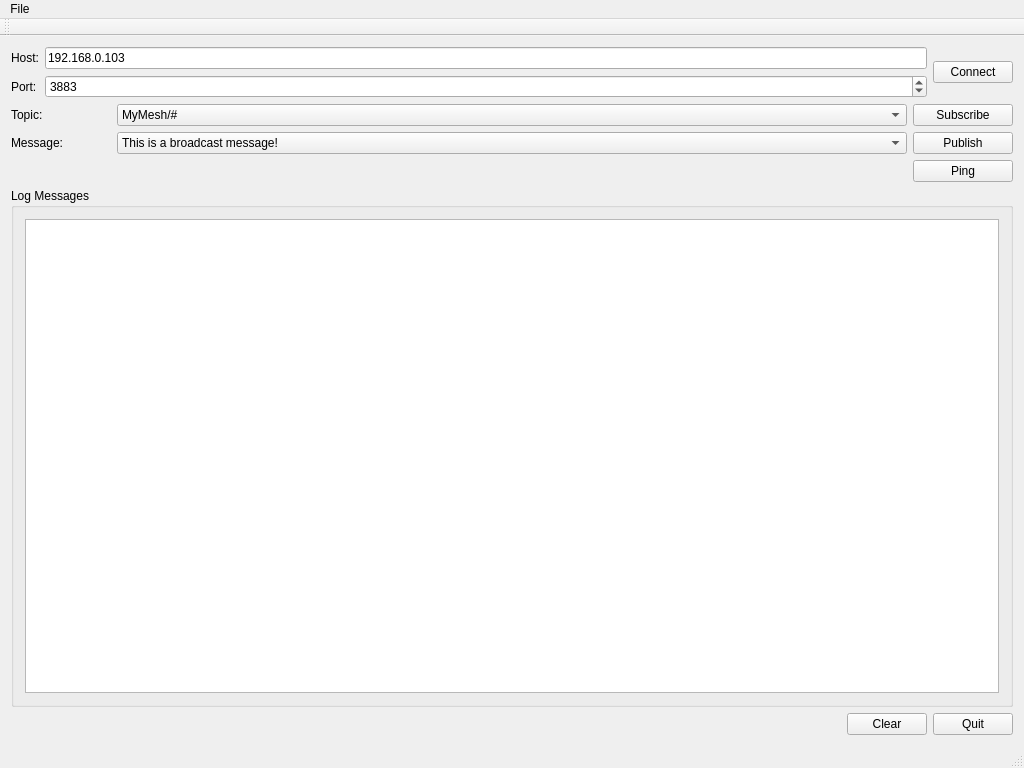
Before: the Qt Designer form MyMeshMqtt/mainwindow.ui in jmysu/QT5-MQTT, drawn with Qt 5.
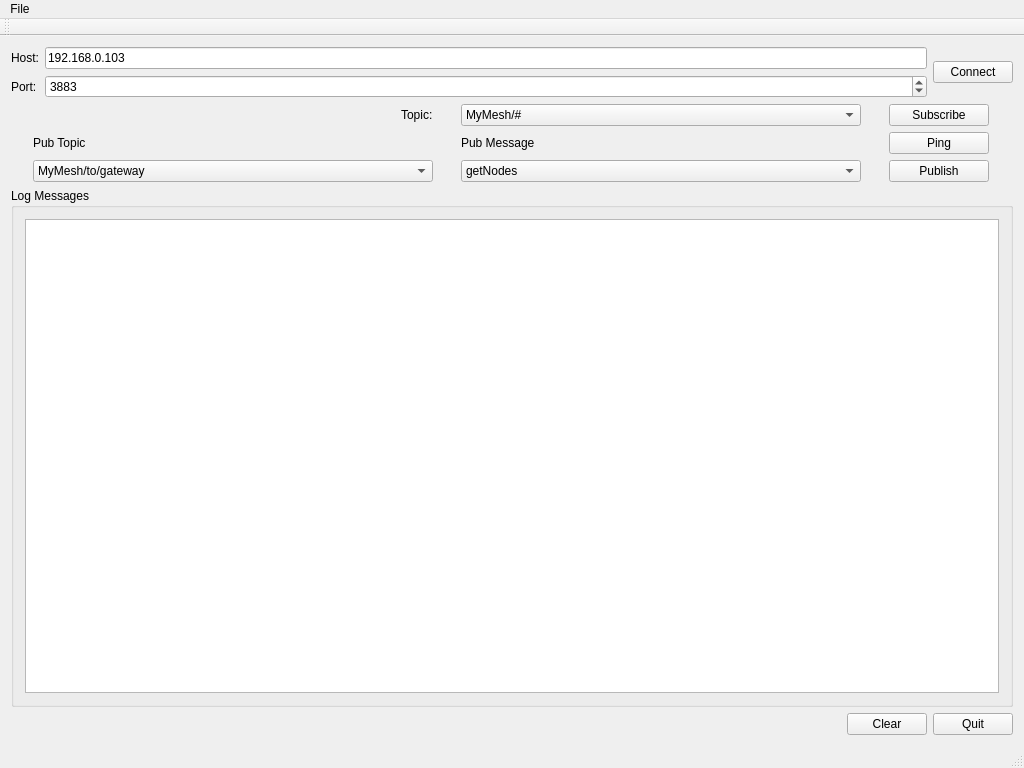
After: the same form once the commit is applied.

Commit message: Replace mqtt state number with string ReArrange GUI

```diff
--- a/MyMeshMqtt/mainwindow.ui
+++ b/MyMeshMqtt/mainwindow.ui
@@ -69,37 +69,32 @@
     </item>
     <item>
      <layout class="QGridLayout" name="gridLayout">
-      <item row="0" column="0">
+      <item row="0" column="0" alignment="Qt::AlignRight">
        <widget class="QLabel" name="label_3">
+        <property name="maximumSize">
+         <size>
+          <width>300</width>
+          <height>16777215</height>
+         </size>
+        </property>
         <property name="text">
          <string>Topic:</string>
         </property>
        </widget>
       </item>
-      <item row="1" column="0">
-       <widget class="QLabel" name="label_4">
-        <property name="maximumSize">
+      <item row="0" column="1">
+       <widget class="QComboBox" name="comboBoxTopic">
+        <property name="minimumSize">
          <size>
-          <width>100</width>
-          <height>16777215</height>
+          <width>400</width>
+          <height>0</height>
          </size>
         </property>
-        <property name="text">
-         <string>Message:</string>
-        </property>
-       </widget>
-      </item>
-      <item row="1" column="2">
-       <widget class="QPushButton" name="buttonPublish">
-        <property name="maximumSize">
-         <size>
-          <width>100</width>
-          <height>16777215</height>
-         </size>
-        </property>
-        <property name="text">
-         <string>Publish</string>
-        </property>
+        <item>
+         <property name="text">
+          <string>MyMesh/#</string>
+         </property>
+        </item>
        </widget>
       </item>
       <item row="0" column="2">
@@ -109,20 +104,41 @@
         </property>
        </widget>
       </item>
-      <item row="2" column="2">
+      <item row="1" column="0">
+       <widget class="QLabel" name="label_5">
+        <property name="text">
+         <string>Pub Topic</string>
+        </property>
+       </widget>
+      </item>
+      <item row="1" column="1">
+       <widget class="QLabel" name="label_4">
+        <property name="maximumSize">
+         <size>
+          <width>100</width>
+          <height>16777215</height>
+         </size>
+        </property>
+        <property name="text">
+         <string>Pub Message</string>
+        </property>
+       </widget>
+      </item>
+      <item row="1" column="2">
        <widget class="QPushButton" name="buttonPing">
         <property name="text">
          <string>Ping</string>
         </property>
        </widget>
       </item>
-      <item row="0" column="1">
-       <widget class="QComboBox" name="comboBoxTopic">
-        <item>
-         <property name="text">
-          <string>MyMesh/#</string>
-         </property>
-        </item>
+      <item row="2" column="0">
+       <widget class="QComboBox" name="comboBoxPubTopic">
+        <property name="maximumSize">
+         <size>
+          <width>400</width>
+          <height>16777215</height>
+         </size>
+        </property>
         <item>
          <property name="text">
           <string>MyMesh/to/gateway</string>
@@ -135,18 +151,31 @@
         </item>
        </widget>
       </item>
-      <item row="1" column="1">
+      <item row="2" column="1">
        <widget class="QComboBox" name="comboBoxMessage">
-        <item>
-         <property name="text">
-          <string>This is a broadcast message!</string>
-         </property>
-        </item>
         <item>
          <property name="text">
           <string>getNodes</string>
          </property>
         </item>
+        <item>
+         <property name="text">
+          <string>This is a broadcast message!</string>
+         </property>
+        </item>
+       </widget>
+      </item>
+      <item row="2" column="2">
+       <widget class="QPushButton" name="buttonPublish">
+        <property name="maximumSize">
+         <size>
+          <width>100</width>
+          <height>16777215</height>
+         </size>
+        </property>
+        <property name="text">
+         <string>Publish</string>
+        </property>
        </widget>
       </item>
      </layout>
```
The commit also changes 2 other files.
